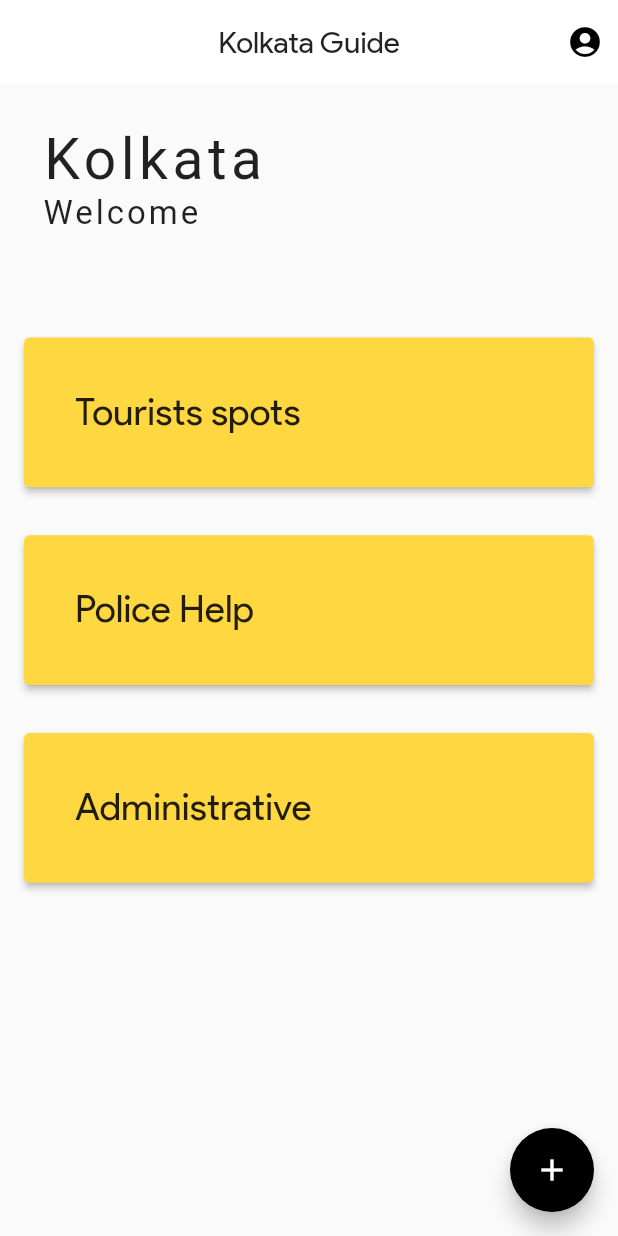
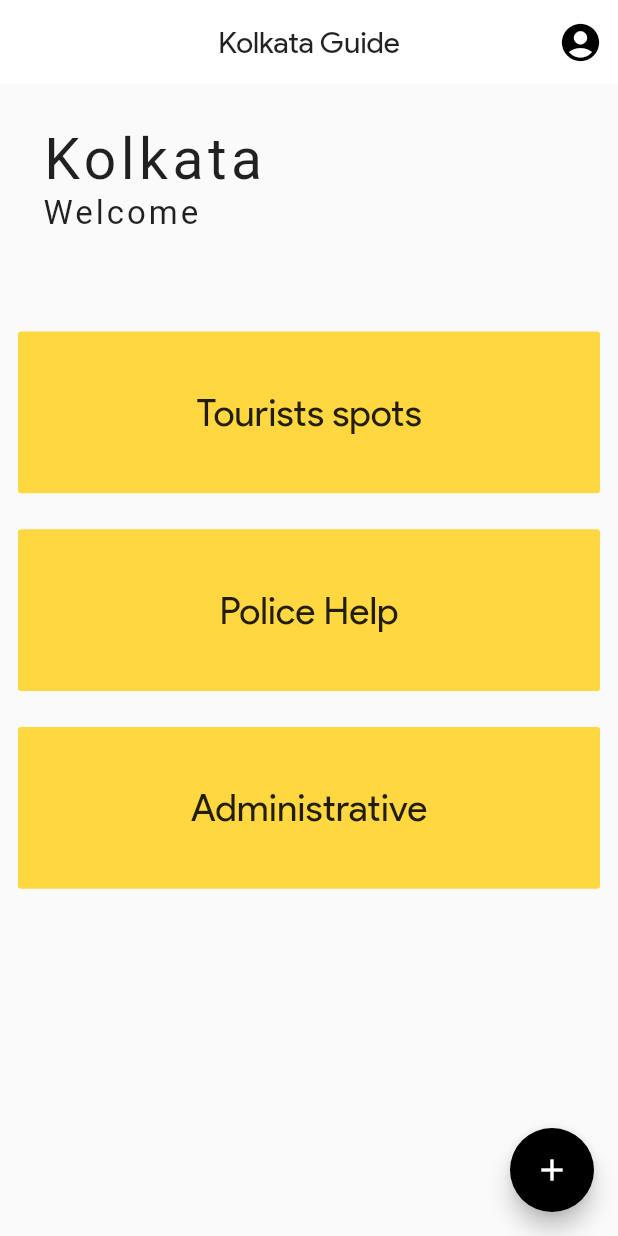
Before and after one commit to sounishnath003/local-guider, a Flutter app: the screen it shows after launch, on a phone screen of 412 x 824 dp. Run offline on Flutter 3.47's test engine with Material 2 defaults, Android fonts, the phone set to English and light mode, and no system bars.

Commit message:
done, not great

```diff
--- a/lib/AppBody.dart
+++ b/lib/AppBody.dart
@@ -1,4 +1,5 @@
 import 'package:flutter/material.dart';
+import 'package:kolkata_guide/MenuPage.dart';
 
 class AppBody extends StatelessWidget {
   const AppBody({Key key}) : super(key: key);
@@ -23,14 +24,18 @@ class AppBody extends StatelessWidget {
               ])),
             ),
           ),
-          MenuItems(context)
+          MenuItems()
         ],
       ),
     );
   }
 }
 
-Widget MenuItems(BuildContext context) {
+class MenuItems extends StatelessWidget {
+  const MenuItems({Key key}) : super(key: key);
+
+  @override
+  Widget build(BuildContext context) {
     List<String> menus = ["Tourists spots", "Police Help", "Administrative"];
     return Expanded(
       child: ListView.builder(
@@ -42,11 +47,16 @@ Widget MenuItems(BuildContext context) {
               width: MediaQuery.of(context).size.width * 0.1,
               child: Padding(
                 padding: const EdgeInsets.all(12.0),
-              child: InkWell(
-                onTap: () {},
-                child: Card(
+                child: FlatButton(
+                    onPressed: () {
+                      Navigator.push(context,
+                          MaterialPageRoute(builder: (BuildContext context) {
+                        return MenuPage(
+                          appbarText: "$item",
+                        );
+                      }));
+                    },
                     color: Colors.amberAccent,
-                  elevation: 2.0,
                     child: Padding(
                       padding: const EdgeInsets.all(34.0),
                       child: Text(
@@ -56,8 +66,8 @@ Widget MenuItems(BuildContext context) {
                     ),
                   ),
               ),
-            ),
             );
           }),
     );
   }
+}
--- a/lib/aAppHome.dart
+++ b/lib/aAppHome.dart
@@ -12,7 +12,7 @@ class AppHome extends StatelessWidget {
         centerTitle: true,
         elevation: 0.0,
         actions: <Widget>[
-          Icon(Icons.account_circle),
+          Icon(Icons.account_circle, size: 30,),
           SizedBox(width: 10,)
         ],
       ),
--- a/pubspec.yaml
+++ b/pubspec.yaml
@@ -42,8 +42,8 @@ flutter:
   uses-material-design: true
 
   # To add assets to your application, add an assets section, like this:
-  # assets:
-  #  - images/a_dot_burr.jpeg
+  assets:
+   - Assets/Images/devFest.png
   #  - images/a_dot_ham.jpeg
 
   # An image asset can refer to one or more resolution-specific "variants", see
```
Also changed, not shown: lib/MenuPage.dart (added, +36 -0 lines). Lines whose indentation alone changed are shown as unchanged.
